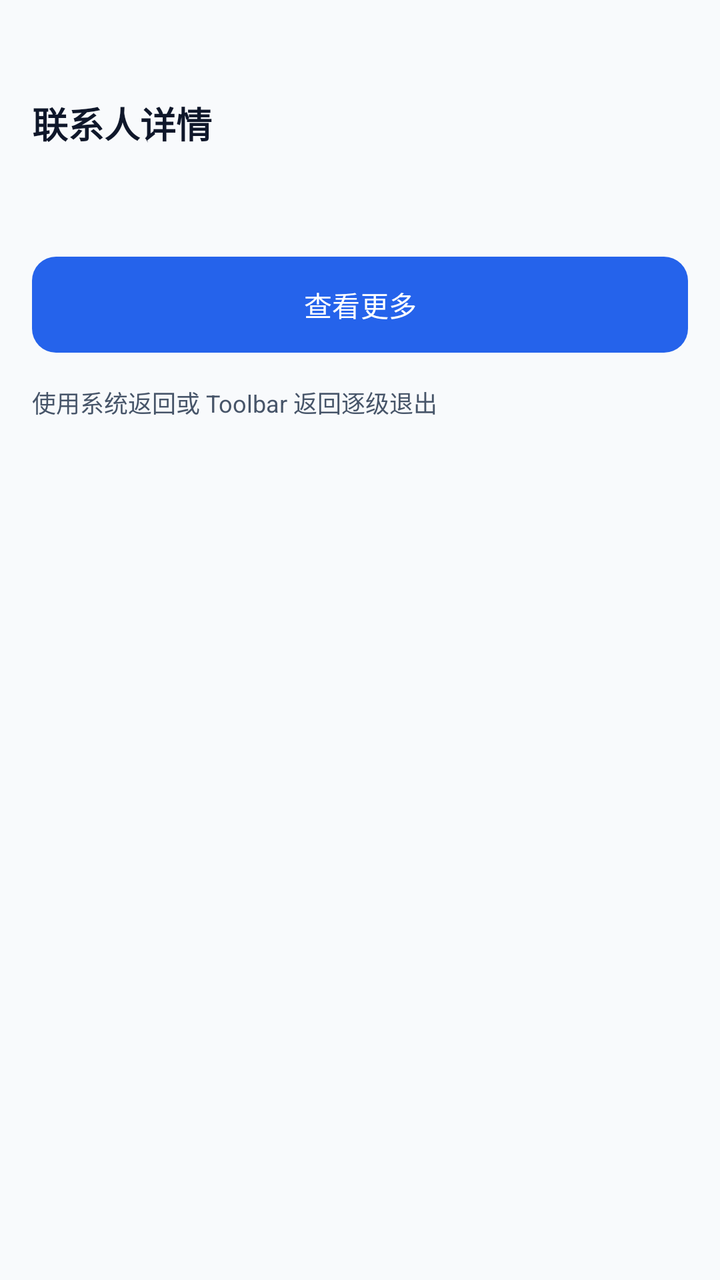
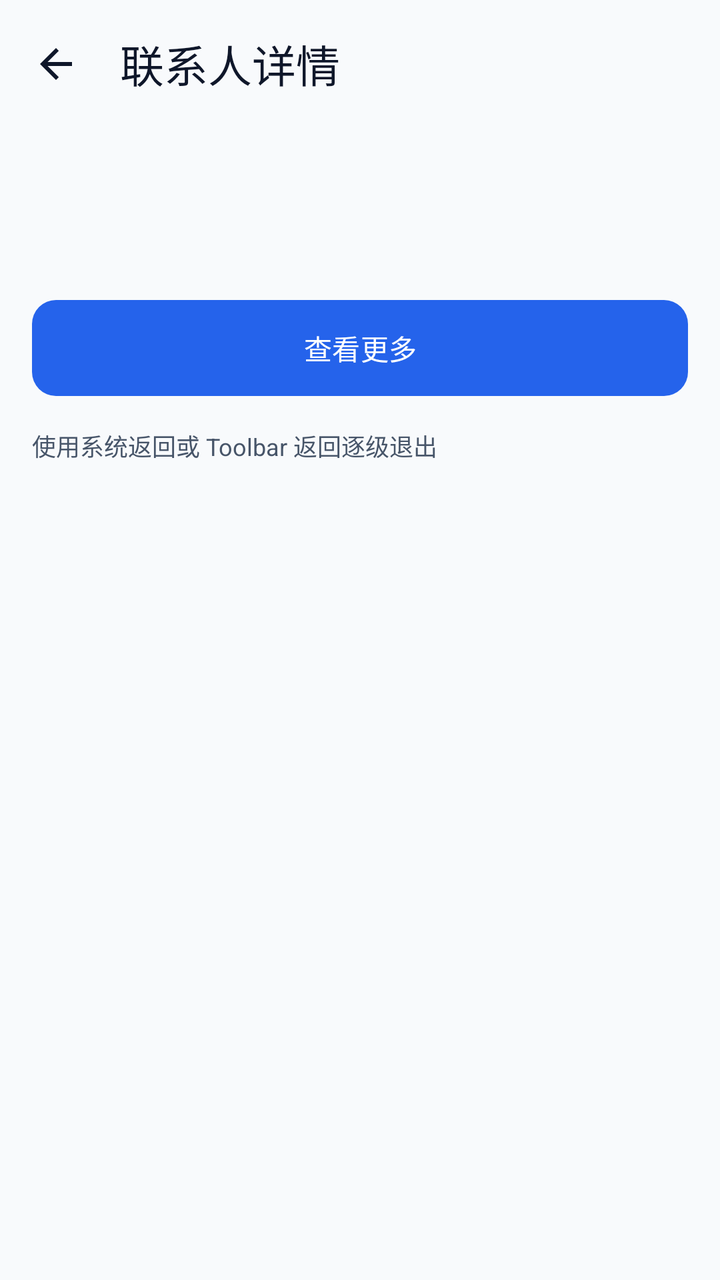

Compare the two renders of this Android layout. The source of the first and the diff that turns it into the second are given below.
<!-- AndroidManifest.xml: application theme Theme.AwArchDemo -->
<!-- res/layout/fragment_contact_detail.xml -->
<?xml version="1.0" encoding="utf-8"?>
<LinearLayout xmlns:android="http://schemas.android.com/apk/res/android"
    android:layout_width="match_parent"
    android:layout_height="match_parent"
    android:background="@color/aw_demo_bg"
    android:orientation="vertical"
    android:padding="@dimen/demo_space_md">

    <TextView
        android:id="@+id/tvBreadcrumb"
        android:layout_width="match_parent"
        android:layout_height="wrap_content"
        android:textColor="@color/aw_demo_wechat"
        android:textSize="12sp"
        android:textStyle="bold" />

    <TextView
        android:layout_width="match_parent"
        android:layout_height="wrap_content"
        android:layout_marginTop="@dimen/demo_space_md"
        android:text="@string/wechat_contact_layer_2"
        android:textColor="@color/aw_demo_on_surface"
        android:textSize="18sp"
        android:textStyle="bold" />

    <TextView
        android:id="@+id/tvName"
        android:layout_width="match_parent"
        android:layout_height="wrap_content"
        android:layout_marginTop="@dimen/demo_space_sm"
        android:textColor="@color/aw_demo_on_surface_muted"
        android:textSize="16sp" />

    <com.google.android.material.button.MaterialButton
        android:id="@+id/btnOpenExtra"
        android:layout_width="match_parent"
        android:layout_height="wrap_content"
        android:layout_marginTop="@dimen/demo_space_lg"
        android:text="@string/wechat_contact_open_extra" />

    <TextView
        android:layout_width="match_parent"
        android:layout_height="wrap_content"
        android:layout_marginTop="@dimen/demo_space_md"
        android:text="@string/wechat_tip_system_back"
        android:textColor="@color/aw_demo_on_surface_muted"
        android:textSize="12sp" />
</LinearLayout>
<!-- resources referenced by this layout -->
<resources>
  <color name="aw_demo_bg">#F8FAFC</color>
  <color name="aw_demo_on_surface">#0F172A</color>
  <color name="aw_demo_on_surface_muted">#475569</color>
  <color name="aw_demo_wechat">#07C160</color>
  <dimen name="demo_space_lg">24dp</dimen>
  <dimen name="demo_space_md">16dp</dimen>
  <dimen name="demo_space_sm">8dp</dimen>
  <string name="wechat_contact_layer_2">联系人详情</string>
  <string name="wechat_contact_open_extra">查看更多</string>
  <string name="wechat_tip_system_back">使用系统返回或 Toolbar 返回逐级退出</string>
  <style name="Theme.AwArchDemo" parent="Theme.Material3.Light.NoActionBar">
          <item name="colorPrimary">@color/aw_demo_primary</item>
          <item name="colorOnPrimary">@color/aw_demo_on_primary</item>
          <item name="colorSecondary">@color/aw_demo_accent</item>
          <item name="colorOnSecondary">@color/aw_demo_on_primary</item>
          <item name="android:colorBackground">@color/aw_demo_bg</item>
          <item name="colorSurface">@color/aw_demo_surface</item>
          <item name="colorOnSurface">@color/aw_demo_on_surface</item>
          <item name="android:statusBarColor">@color/aw_demo_bg</item>
          <item name="android:navigationBarColor">@color/aw_demo_bg</item>
          <item name="android:windowLightStatusBar">true</item>
          <item name="android:windowLightNavigationBar">true</item>
          <item name="materialButtonStyle">@style/Widget.AwArchDemo.Button</item>
          <item name="textInputStyle">@style/Widget.AwArchDemo.TextInputLayout</item>
      </style>
  <color name="aw_demo_primary">#2563EB</color>
  <color name="aw_demo_on_primary">#FFFFFF</color>
  <color name="aw_demo_accent">#10B981</color>
  <color name="aw_demo_surface">#FFFFFF</color>
  <style name="Widget.AwArchDemo.Button" parent="Widget.Material3.Button">
          <item name="android:minHeight">48dp</item>
          <item name="android:textAllCaps">false</item>
          <item name="cornerRadius">12dp</item>
          <item name="android:insetTop">0dp</item>
          <item name="android:insetBottom">0dp</item>
      </style>
  <style name="Widget.AwArchDemo.TextInputLayout" parent="Widget.Material3.TextInputLayout.OutlinedBox">
          <item name="boxCornerRadiusTopStart">12dp</item>
          <item name="boxCornerRadiusTopEnd">12dp</item>
          <item name="boxCornerRadiusBottomStart">12dp</item>
          <item name="boxCornerRadiusBottomEnd">12dp</item>
      </style>
</resources>

<!-- the commit's change to res/layout/fragment_contact_detail.xml (unified diff, before → after) -->
@@ -1,48 +1,63 @@
 <?xml version="1.0" encoding="utf-8"?>
 <LinearLayout xmlns:android="http://schemas.android.com/apk/res/android"
+    xmlns:app="http://schemas.android.com/apk/res-auto"
     android:layout_width="match_parent"
     android:layout_height="match_parent"
     android:background="@color/aw_demo_bg"
-    android:orientation="vertical"
-    android:padding="@dimen/demo_space_md">
+    android:orientation="vertical">
 
-    <TextView
-        android:id="@+id/tvBreadcrumb"
+    <com.google.android.material.appbar.MaterialToolbar
+        android:id="@+id/toolbar"
         android:layout_width="match_parent"
-        android:layout_height="wrap_content"
-        android:textColor="@color/aw_demo_wechat"
-        android:textSize="12sp"
-        android:textStyle="bold" />
+        android:layout_height="?attr/actionBarSize"
+        android:background="@color/aw_demo_bg"
+        app:navigationIcon="?attr/homeAsUpIndicator"
+        app:navigationIconTint="@color/aw_demo_on_surface"
+        app:title="联系人详情"
+        app:titleTextColor="@color/aw_demo_on_surface" />
 
-    <TextView
+    <androidx.core.widget.NestedScrollView
         android:layout_width="match_parent"
-        android:layout_height="wrap_content"
-        android:layout_marginTop="@dimen/demo_space_md"
-        android:text="@string/wechat_contact_layer_2"
-        android:textColor="@color/aw_demo_on_surface"
-        android:textSize="18sp"
-        android:textStyle="bold" />
+        android:layout_height="0dp"
+        android:layout_weight="1"
+        android:clipToPadding="false"
+        android:padding="@dimen/demo_space_md">
 
-    <TextView
-        android:id="@+id/tvName"
-        android:layout_width="match_parent"
-        android:layout_height="wrap_content"
-        android:layout_marginTop="@dimen/demo_space_sm"
-        android:textColor="@color/aw_demo_on_surface_muted"
-        android:textSize="16sp" />
+        <LinearLayout
+            android:layout_width="match_parent"
+            android:layout_height="wrap_content"
+            android:orientation="vertical">
 
-    <com.google.android.material.button.MaterialButton
-        android:id="@+id/btnOpenExtra"
-        android:layout_width="match_parent"
-        android:layout_height="wrap_content"
-        android:layout_marginTop="@dimen/demo_space_lg"
-        android:text="@string/wechat_contact_open_extra" />
+            <TextView
+                android:id="@+id/tvBreadcrumb"
+                android:layout_width="match_parent"
+                android:layout_height="wrap_content"
+                android:textColor="@color/aw_demo_wechat"
+                android:textSize="12sp"
+                android:textStyle="bold" />
 
-    <TextView
-        android:layout_width="match_parent"
-        android:layout_height="wrap_content"
-        android:layout_marginTop="@dimen/demo_space_md"
-        android:text="@string/wechat_tip_system_back"
-        android:textColor="@color/aw_demo_on_surface_muted"
-        android:textSize="12sp" />
+            <TextView
+                android:id="@+id/tvName"
+                android:layout_width="match_parent"
+                android:layout_height="wrap_content"
+                android:layout_marginTop="@dimen/demo_space_sm"
+                android:textColor="@color/aw_demo_on_surface_muted"
+                android:textSize="16sp" />
+
+            <com.google.android.material.button.MaterialButton
+                android:id="@+id/btnOpenExtra"
+                android:layout_width="match_parent"
+                android:layout_height="wrap_content"
+                android:layout_marginTop="@dimen/demo_space_lg"
+                android:text="@string/wechat_contact_open_extra" />
+
+            <TextView
+                android:layout_width="match_parent"
+                android:layout_height="wrap_content"
+                android:layout_marginTop="@dimen/demo_space_md"
+                android:text="@string/wechat_tip_system_back"
+                android:textColor="@color/aw_demo_on_surface_muted"
+                android:textSize="12sp" />
+        </LinearLayout>
+    </androidx.core.widget.NestedScrollView>
 </LinearLayout>
<!-- resource entries referenced after the edit -->
@@ -7,7 +7,6 @@
   <dimen name="demo_space_lg">24dp</dimen>
   <dimen name="demo_space_md">16dp</dimen>
   <dimen name="demo_space_sm">8dp</dimen>
-  <string name="wechat_contact_layer_2">联系人详情</string>
   <string name="wechat_contact_open_extra">查看更多</string>
   <string name="wechat_tip_system_back">使用系统返回或 Toolbar 返回逐级退出</string>
   <style name="Theme.AwArchDemo" parent="Theme.Material3.Light.NoActionBar">
